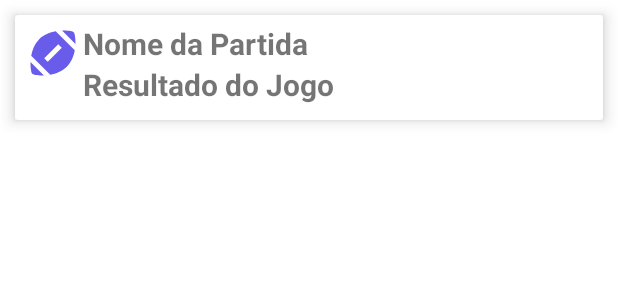
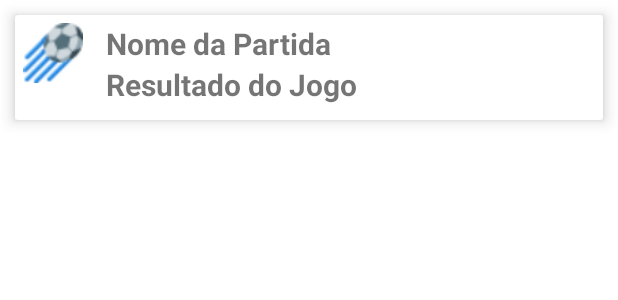
Before and after one commit to HelanoSM/PlacarPDM, an Android app: the layout card_previous_game.xml on its own in the app's theme, with its tools: preview values and no code run, on a phone screen of 412 x 824 dp. Shown: the top 300 px of the screen. Run offline under Robolectric (Android 15) with nearby library versions, the phone set to English and light mode, and no system bars.

Commit message:
alterações pontuais jogos anteriores

```diff
--- a/app/src/main/res/layout/card_previous_game.xml
+++ b/app/src/main/res/layout/card_previous_game.xml
@@ -10,14 +10,14 @@
     <LinearLayout
         android:id="@+id/lnCell"
         android:layout_width="match_parent"
-        android:layout_height="wrap_content"
+        android:layout_height="111dp"
         android:padding="5dp">
 
         <ImageView
             android:id="@+id/imageview"
             android:layout_width="40dp"
             android:layout_height="40dp"
-            app:srcCompat="@drawable/ic_action_name" />
+            app:srcCompat="@drawable/bolachutada" />
 
         <LinearLayout
             android:layout_width="match_parent"
@@ -28,6 +28,7 @@
                 android:id="@+id/tvNomePartida"
                 android:layout_width="match_parent"
                 android:layout_height="wrap_content"
+                android:layout_marginLeft="15dp"
                 android:text="Nome da Partida"
                 android:textSize="20sp"
                 android:textStyle="bold" />
@@ -36,6 +37,7 @@
                 android:id="@+id/tvResultadoJogo"
                 android:layout_width="match_parent"
                 android:layout_height="wrap_content"
+                android:layout_marginLeft="15dp"
                 android:text="Resultado do Jogo"
                 android:textSize="20sp"
                 android:textStyle="bold" />
```
Also changed, not shown: app/src/main/java/ufc/smd/esqueleto_placar/PreviousGamesActivity.kt (+6 -4 lines).
